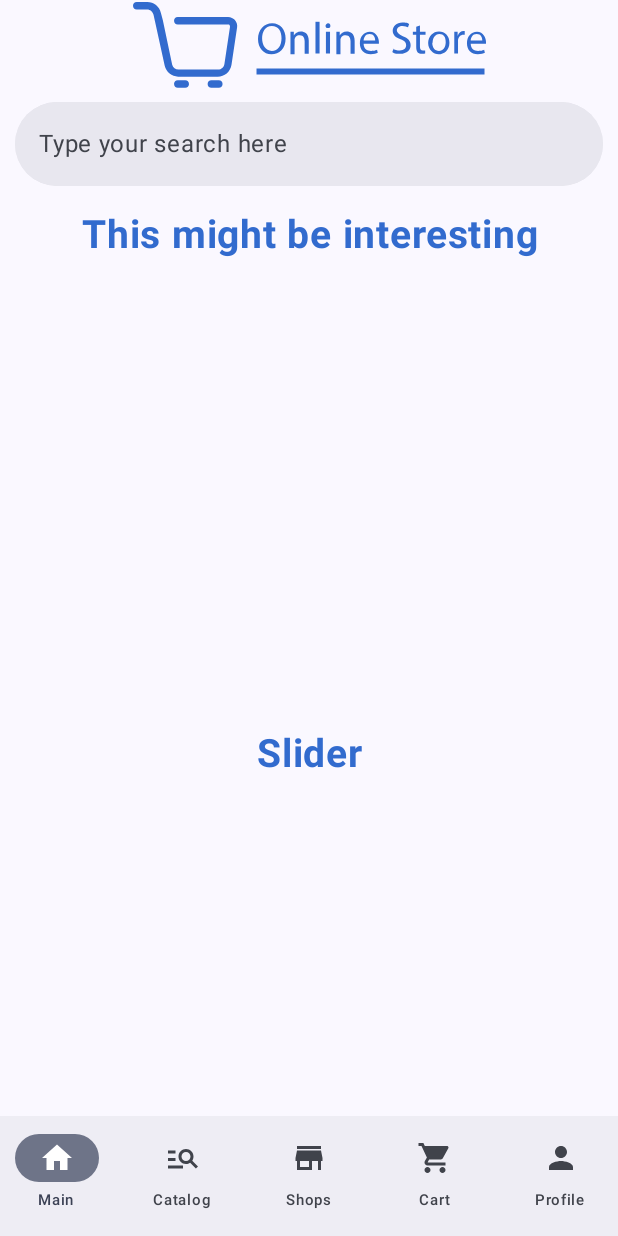
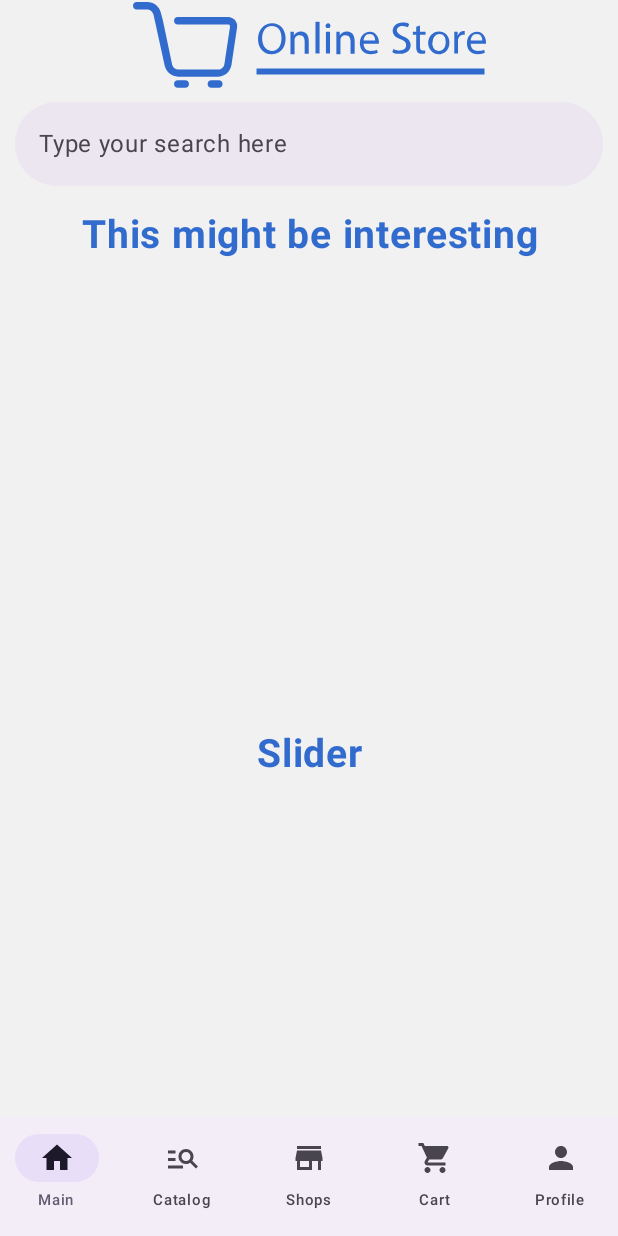
Before and after one commit to WiQuert/OnlineStore, an Android app built with Jetpack Compose: the Home screen opened through its navigation route, on a phone screen of 412 x 824 dp. Run offline under Robolectric (Android 15) with nearby library versions, the phone set to English and light mode, and no system bars; our stand-ins replace Dagger/Hilt's generated code; network calls fail; pictures from the network do not load; 1 statement that could not run was skipped.

Commit message:
Changed light theme colors

```diff
--- a/app/src/main/java/com/wiquert/onlinestore/MainActivity.kt
+++ b/app/src/main/java/com/wiquert/onlinestore/MainActivity.kt
@@ -14,7 +14,7 @@ class MainActivity : ComponentActivity() {
         super.onCreate(savedInstanceState)
         enableEdgeToEdge()
         setContent {
-            OnlineStoreTheme {
+            OnlineStoreTheme(dynamicColor = false) {
                 BottomNavigation()
             }
         }
--- a/app/src/main/java/com/wiquert/onlinestore/navigation/Navigation.kt
+++ b/app/src/main/java/com/wiquert/onlinestore/navigation/Navigation.kt
@@ -1,10 +1,12 @@
 package com.wiquert.onlinestore.navigation
 
 
+import androidx.compose.foundation.background
 import androidx.compose.foundation.layout.fillMaxSize
 import androidx.compose.foundation.layout.padding
 import androidx.compose.material3.ExperimentalMaterial3Api
 import androidx.compose.material3.Icon
+import androidx.compose.material3.MaterialTheme
 import androidx.compose.material3.NavigationBar
 import androidx.compose.material3.NavigationBarItem
 import androidx.compose.material3.Scaffold
@@ -75,7 +77,8 @@ fun BottomNavigation() {
         NavHost(
             modifier = Modifier
                 .fillMaxSize()
-                .padding(innerPadding),
+                .padding(innerPadding)
+                .background(MaterialTheme.colorScheme.background),
             navController = navController,
             startDestination = BottomNavItems[0].route
         ) {
--- a/app/src/main/java/com/wiquert/onlinestore/screens/Home.kt
+++ b/app/src/main/java/com/wiquert/onlinestore/screens/Home.kt
@@ -1,6 +1,7 @@
 package com.wiquert.onlinestore.screens
 
 import androidx.compose.foundation.Image
+import androidx.compose.foundation.background
 import androidx.compose.foundation.clickable
 import androidx.compose.foundation.layout.Arrangement
 import androidx.compose.foundation.layout.Box
@@ -23,6 +24,7 @@ import androidx.compose.foundation.verticalScroll
 import androidx.compose.material3.Card
 import androidx.compose.material3.CircularProgressIndicator
 import androidx.compose.material3.ExperimentalMaterial3Api
+import androidx.compose.material3.MaterialTheme
 import androidx.compose.material3.Scaffold
 import androidx.compose.material3.SearchBar
 import androidx.compose.material3.SearchBarDefaults
@@ -121,7 +123,8 @@ fun HomeSearchBar(navController: NavController, viewModel: MainViewModel = hiltV
     SearchBar(
         modifier = Modifier
             .fillMaxWidth()
-            .padding(horizontal = 10.dp),
+            .padding(horizontal = 10.dp)
+            .background(MaterialTheme.colorScheme.background),
         inputField = {
             SearchBarDefaults.InputField(
                 query = searchText.value,
```
Also changed, not shown: app/src/main/java/com/wiquert/onlinestore/ui/theme/Theme.kt (+4 -3 lines).
